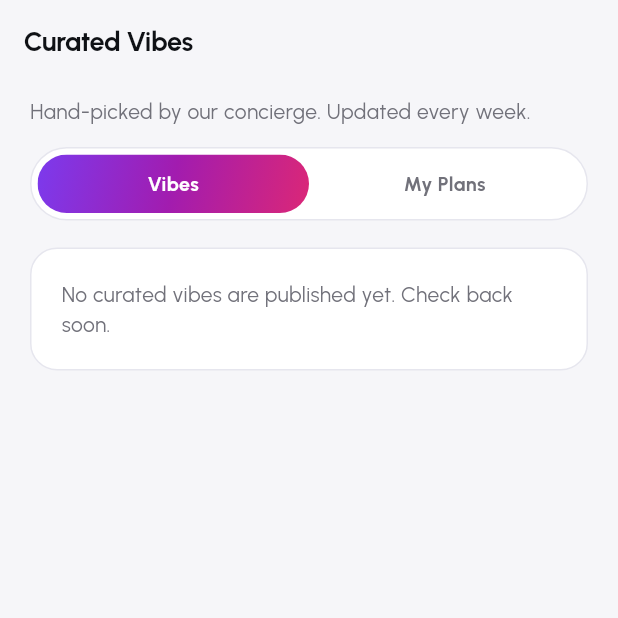
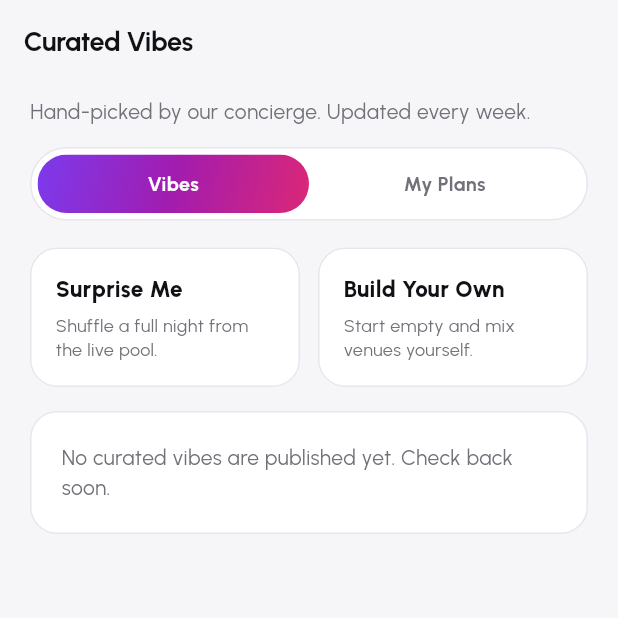
Before and after one commit to Wherethevibesat/wtva-flutter, a Flutter app: the NightPackagesBrowseScreen screen opened directly, on a phone screen of 412 x 824 dp, the top half of it. Run offline on Flutter 3.47's test engine with Material 3 defaults, Android fonts, the phone set to English and light mode, and no system bars; our stand-ins replace file_picker, firebase_core, firebase_messaging, flutter_map, geolocator, google_fonts and 6 more; missing offline and left inert: flutter_stripe, mobile_scanner; accounts and stored records are empty; network calls fail; statements that could not run were skipped.

Commit message:
Add Surprise Me and Build Your Own vibe entry points.
Browse and plan screens use the DIY pool for shuffle and empty-start nights.

Co-authored-by: Cursor <cursoragent@cursor.com>

```diff
--- a/lib/screens/wtva/night_packages_browse_screen.dart
+++ b/lib/screens/wtva/night_packages_browse_screen.dart
@@ -6,6 +6,7 @@ import '../../utils/account_gate.dart';
 import '../../utils/vibe_copy.dart';
 import 'night_package_detail_screen.dart';
 import 'night_package_orders_screen.dart';
+import 'night_package_plan_screen.dart';
 
 class NightPackagesBrowseScreen extends StatefulWidget {
   const NightPackagesBrowseScreen({
@@ -68,6 +69,46 @@ class _NightPackagesBrowseScreenState extends State<NightPackagesBrowseScreen> {
     Navigator.push(
       context,
       MaterialPageRoute(builder: (_) => const NightPackageOrdersScreen()),
+    );
+  }
+
+  Future<void> _openDiyPlan({required bool random}) async {
+    final repo = NightPackagesRepository.instance;
+    final pkg = await repo.getPublished(NightPackagesRepository.diyVibeSlug) ??
+        await repo.getPublished(NightPackagesRepository.diyVibeId);
+    if (!mounted) return;
+    if (pkg == null) {
+      ScaffoldMessenger.of(context).showSnackBar(
+        const SnackBar(
+          content: Text('Build Your Own is not available yet. Try again soon.'),
+        ),
+      );
+      return;
+    }
+    List<ApprovedStopOfferRecord>? seed;
+    if (random) {
+      seed = await repo.shuffleRandomDiyVibe();
+      if (!mounted) return;
+      if (seed.isEmpty) {
+        ScaffoldMessenger.of(context).showSnackBar(
+          const SnackBar(
+            content: Text('No live experiences yet — try Build Your Own.'),
+          ),
+        );
+        return;
+      }
+    }
+    if (!mounted) return;
+    Navigator.push(
+      context,
+      MaterialPageRoute(
+        builder: (_) => NightPackagePlanScreen(
+          package: pkg,
+          seedStops: seed ?? const [],
+          allowEmptyStart: true,
+          showShuffle: true,
+        ),
+      ),
     );
   }
 
@@ -182,7 +223,15 @@ class _NightPackagesBrowseScreenState extends State<NightPackagesBrowseScreen> {
                 const SizedBox(height: 18),
                 if (_hubTab == 1)
                   _MyPlansTeaser(onOpen: _openMyPlans)
-                else if (packages.isEmpty)
+                else ...[
+                  if (occasionTitle == null) ...[
+                    _DiyEntryRow(
+                      onSurprise: () => _openDiyPlan(random: true),
+                      onBuild: () => _openDiyPlan(random: false),
+                    ),
+                    const SizedBox(height: 16),
+                  ],
+                  if (packages.isEmpty)
                     _EmptyVibes(
                       occasionTitle: occasionTitle,
                       onBrowseAll: occasionTitle != null
@@ -206,6 +255,7 @@ class _NightPackagesBrowseScreenState extends State<NightPackagesBrowseScreen> {
                         ),
                       ),
                     ),
+                ],
               ],
             ),
           );
@@ -249,6 +299,92 @@ class _HubTab extends StatelessWidget {
                 color: selected ? Colors.white : WtvaColors.neutral300,
               ),
             ),
+          ),
+        ),
+      ),
+    );
+  }
+}
+
+class _DiyEntryRow extends StatelessWidget {
+  const _DiyEntryRow({
+    required this.onSurprise,
+    required this.onBuild,
+  });
+
+  final VoidCallback onSurprise;
+  final VoidCallback onBuild;
+
+  @override
+  Widget build(BuildContext context) {
+    return Row(
+      children: [
+        Expanded(
+          child: _DiyEntryCard(
+            title: VibeCopy.surpriseMe,
+            subtitle: 'Shuffle a full night from the live pool.',
+            onTap: onSurprise,
+          ),
+        ),
+        const SizedBox(width: 12),
+        Expanded(
+          child: _DiyEntryCard(
+            title: VibeCopy.buildYourOwn,
+            subtitle: 'Start empty and mix venues yourself.',
+            onTap: onBuild,
+          ),
+        ),
+      ],
+    );
+  }
+}
+
+class _DiyEntryCard extends StatelessWidget {
+  const _DiyEntryCard({
+    required this.title,
+    required this.subtitle,
+    required this.onTap,
+  });
+
+  final String title;
+  final String subtitle;
+  final VoidCallback onTap;
+
+  @override
+  Widget build(BuildContext context) {
+    return Material(
+      color: WtvaColors.dark400,
+      borderRadius: BorderRadius.circular(18),
+      child: InkWell(
+        onTap: onTap,
+        borderRadius: BorderRadius.circular(18),
+        child: Container(
+          padding: const EdgeInsets.all(16),
+          decoration: BoxDecoration(
+            borderRadius: BorderRadius.circular(18),
+            border: Border.all(color: WtvaColors.night200),
+          ),
+          child: Column(
+            crossAxisAlignment: CrossAxisAlignment.start,
+            children: [
+              Text(
+                title,
+                style: const TextStyle(
+                  fontWeight: FontWeight.w800,
+                  fontSize: 15,
+                  color: WtvaColors.neutral50,
+                ),
+              ),
+              const SizedBox(height: 6),
+              Text(
+                subtitle,
+                style: const TextStyle(
+                  fontSize: 12,
+                  height: 1.35,
+                  color: WtvaColors.neutral300,
+                ),
+              ),
+            ],
           ),
         ),
       ),
--- a/lib/utils/vibe_copy.dart
+++ b/lib/utils/vibe_copy.dart
@@ -10,6 +10,9 @@ class VibeCopy {
   static const makeItMine = 'Continue';
   static const buildYourVibe = 'Build Your Vibe';
   static const buildMyVibe = 'Build My Vibe';
+  static const buildYourOwn = 'Build Your Own';
+  static const surpriseMe = 'Surprise Me';
+  static const shuffleAgain = 'Shuffle again';
   static const bookMyVibe = 'Book My Vibe';
   static const myPlans = 'My Plans';
   static const vibesTab = 'Vibes';
@@ -22,11 +25,13 @@ class VibeCopy {
   static const featuredBadge = 'Trending';
   static const pickYourVibe = 'Pick your vibe';
   static const pickYourVibeSubtitle =
-      'Start from an occasion — or browse curated plans below.';
+      'Start from an occasion, shuffle a random vibe, or build your own.';
   static const seeAllVibes = 'See all vibes';
   static const softDateNote =
       "We'll confirm this date with each place — subject to availability.";
   static const addExperience = '+ Add experience';
+  static const diyVibeSlug = 'build-your-own';
+  static const diyVibeId = 'a0000000-0000-4000-8000-0000000000d1';
 }
 
 /// Fallback nightlife image when a package has no `image_url`.
--- a/lib/widgets/wtva/home_build_your_night.dart
+++ b/lib/widgets/wtva/home_build_your_night.dart
@@ -6,11 +6,11 @@ import '../../utils/vibe_copy.dart';
 const _bynSteps = <({IconData icon, String label})>[
   (
     icon: Icons.auto_awesome_outlined,
-    label: 'Choose a curated vibe or start from scratch.',
+    label: 'Pick curated, Surprise Me, or Build Your Own.',
   ),
   (
     icon: Icons.celebration_outlined,
-    label: 'Add experiences (places, events, tables).',
+    label: 'Add or swap experiences from live venues.',
   ),
   (
     icon: Icons.checklist_rtl_rounded,
```
Also changed, not shown: lib/screens/wtva/night_package_plan_screen.dart (+56 -1 lines), lib/services/night_packages_repository.dart (+66 -6 lines). Lines whose indentation alone changed are shown as unchanged.
